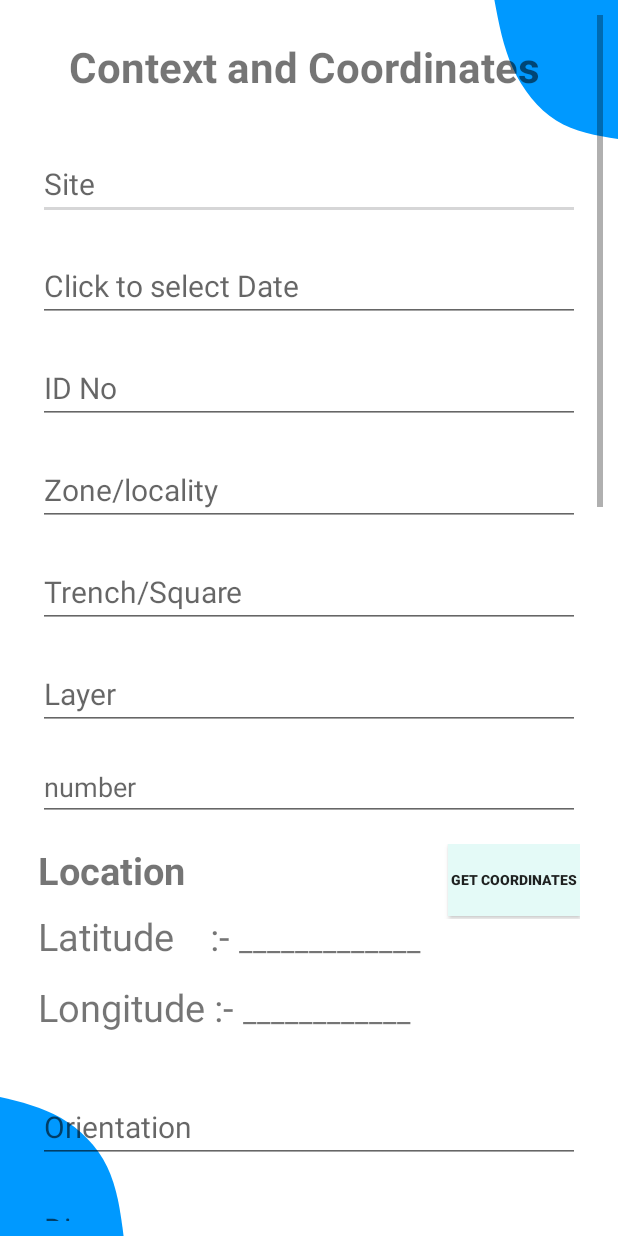
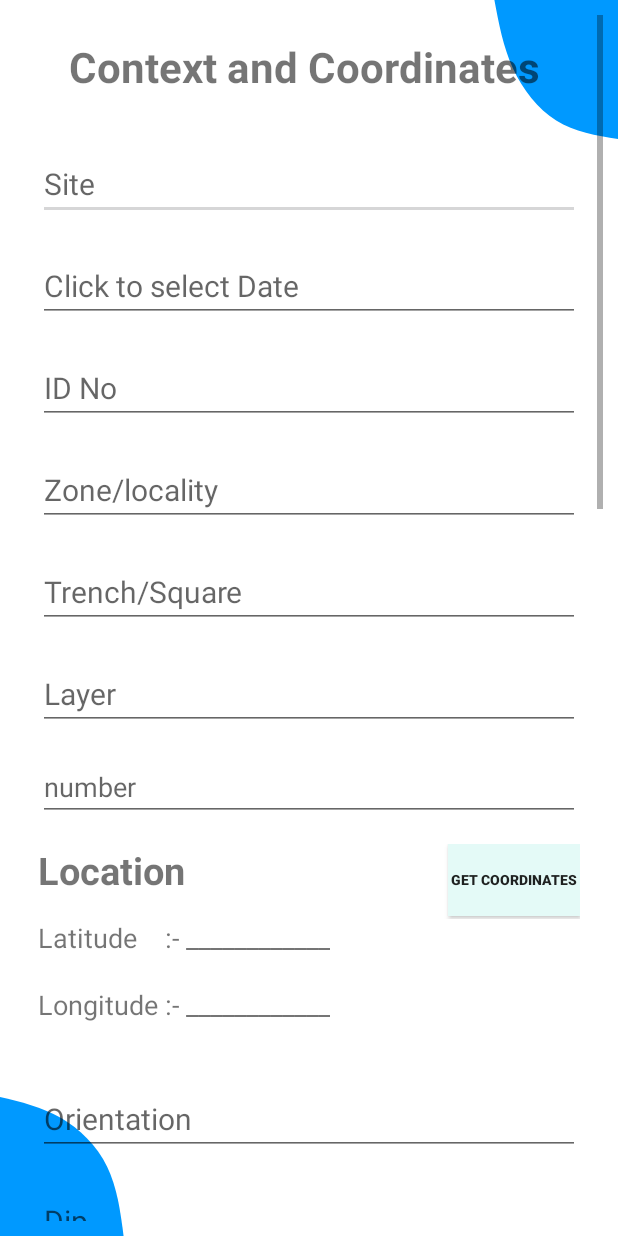
Before and after one commit to NiharikaMogarampalli/SRIP-Archaezoological-App, an Android app: the ContextActivity screen opened directly, with no data from a screen before it, on a phone screen of 412 x 824 dp. Run offline under Robolectric (Android 15) with nearby library versions, the phone set to English and light mode, and no system bars; our stand-ins replace data binding.

Commit message:
lat and long  updation

```diff
--- a/app/src/main/AndroidManifest.xml
+++ b/app/src/main/AndroidManifest.xml
@@ -5,6 +5,10 @@
     <uses-permission android:name="android.permission.INTERNET" />
     <uses-permission android:name="android.permission.WRITE_EXTERNAL_STORAGE"/>
     <uses-permission android:name="android.permission.READ_EXTERNAL_STORAGE"/>
+
+    <uses-permission android:name="android.permission.ACCESS_FINE_LOCATION" />
+    <uses-permission android:name="android.permission.ACCESS_COARSE_LOCATION" />
+
 
     <application
         android:allowBackup="true"
--- a/app/src/main/res/layout/activity_context.xml
+++ b/app/src/main/res/layout/activity_context.xml
@@ -110,6 +110,7 @@
                 android:layout_width="wrap_content"
                 android:layout_height="wrap_content"
                 android:background="#E4FAF7"
+                android:onClick="getcordinates"
                 android:text="Get coordinates"
                 android:textSize="9dp"
                 android:textStyle="bold" />
@@ -126,18 +127,18 @@
                     android:layout_width="wrap_content"
                     android:layout_height="wrap_content"
                     android:text="Latitude    :- "
-                    android:textSize="25sp"
+                    android:textSize="18sp"
                     />
 
 
                 <TextView
-                    android:id="@+id/xpt"
+                    android:id="@+id/latpt"
                     android:layout_width="wrap_content"
                     android:layout_height="wrap_content"
                     android:layout_marginTop="20dp"
                     android:inputType="number"
-                    android:text="_____________"
-                    android:textSize="20dp" />
+                    android:text="____________"
+                    android:textSize="18dp" />
             </LinearLayout>
 
             <LinearLayout
@@ -150,17 +151,17 @@
                     android:layout_width="wrap_content"
                     android:layout_height="wrap_content"
                     android:text="Longitude :- "
-                    android:textSize="25sp"
+                    android:textSize="18sp"
                     />
 
 
                 <TextView
-                    android:id="@+id/ypt"
+                    android:id="@+id/longpt"
                     android:layout_width="wrap_content"
                     android:layout_height="wrap_content"
                     android:layout_marginTop="20dp"
                     android:text="____________"
-                    android:textSize="20dp" />
+                    android:textSize="18sp" />
             </LinearLayout>
 
 
```
Also changed, not shown: app/src/main/java/com/example/archaezooapp/ContextActivity.java (+94 -0 lines).
